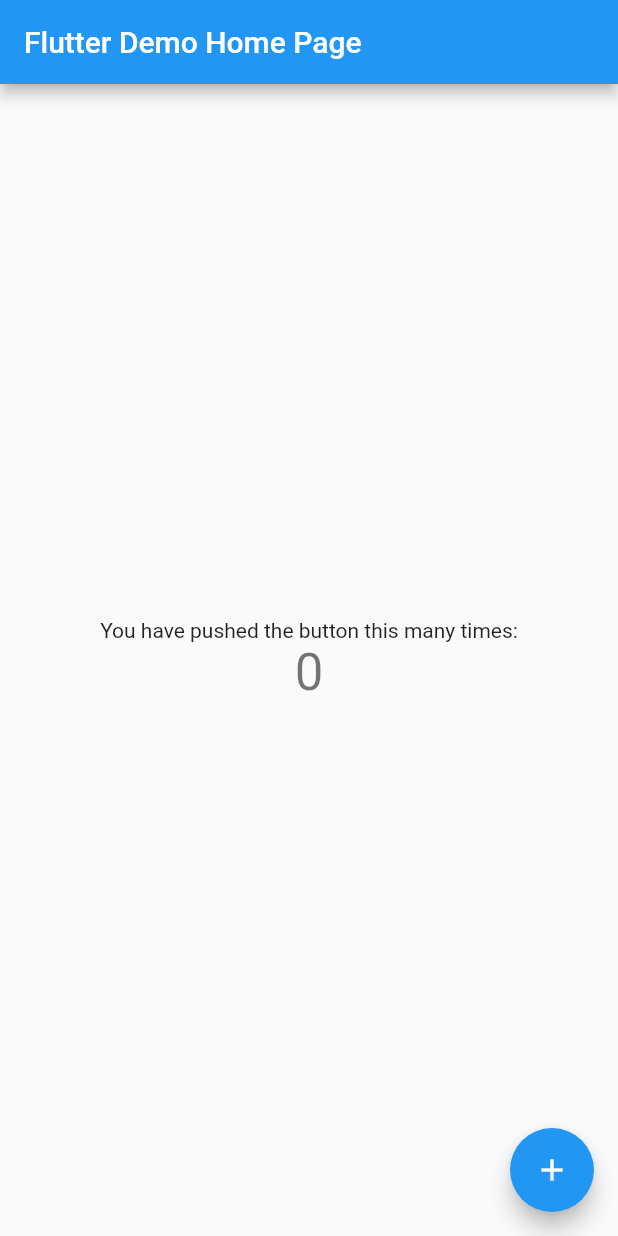
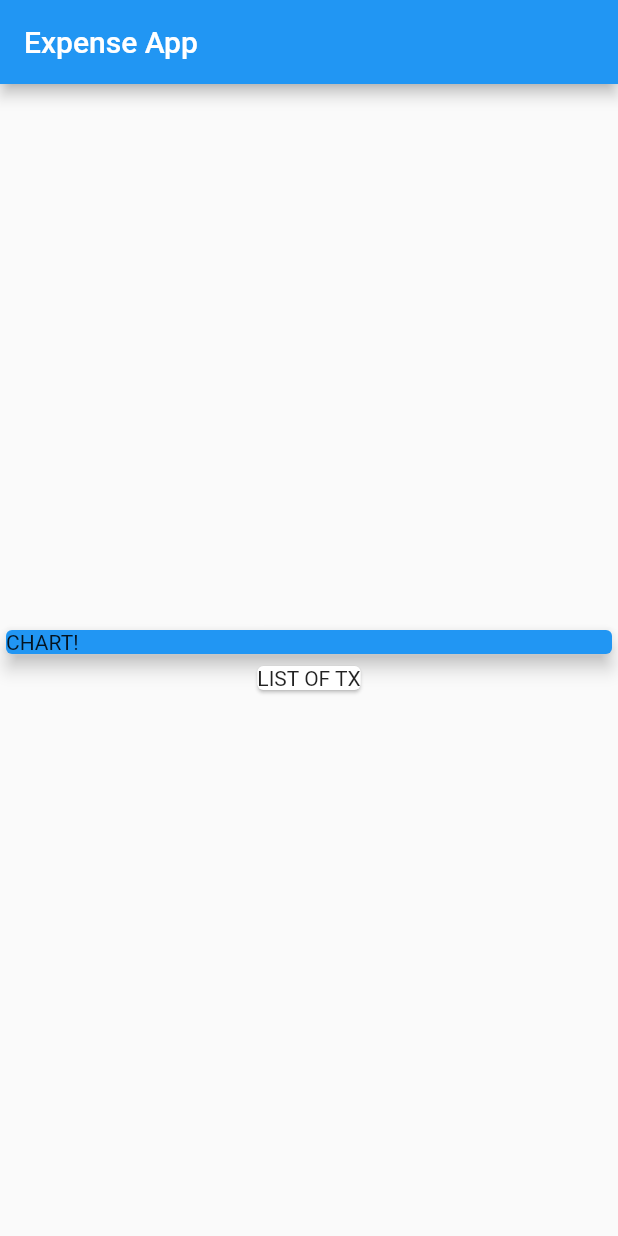
Before and after one commit to terminal-guy/Expense_App, a Flutter app: the screen it shows after launch, on a phone screen of 412 x 824 dp. Run offline on Flutter 3.47's test engine with Material 2 defaults, Android fonts, the phone set to English and light mode, and no system bars.

Commit message:
adding some basic layouting widgets :art:

```diff
--- a/lib/main.dart
+++ b/lib/main.dart
@@ -8,58 +8,36 @@ class MyApp extends StatelessWidget {
   @override
   Widget build(BuildContext context) {
     return MaterialApp(
-      title: 'Flutter Demo',
-      theme: ThemeData(
-        primarySwatch: Colors.blue,
-      ),
-      home: MyHomePage(title: 'Flutter Demo Home Page'),
+      title: 'Flutter App',
+      home: MyHomePage(),
     );
   }
 }
 
-class MyHomePage extends StatefulWidget {
-  MyHomePage({Key key, this.title}) : super(key: key);
-
-  final String title;
-
-  @override
-  _MyHomePageState createState() => _MyHomePageState();
-}
-
-class _MyHomePageState extends State<MyHomePage> {
-  int _counter = 0;
-
-  void _incrementCounter() {
-    setState(() {
-      _counter++;
-    });
-  }
-
+class MyHomePage extends StatelessWidget {
   @override
   Widget build(BuildContext context) {
     return Scaffold(
-      appBar: AppBar(
-        title: Text(widget.title),
-      ),
-      body: Center(
-        child: Column(
+        appBar: AppBar(
+          title: Text('Expense App'),
+        ),
+        body: Column(
           mainAxisAlignment: MainAxisAlignment.center,
-          children: <Widget>[
-            Text(
-              'You have pushed the button this many times:',
+          children: [
+            Container(
+              width: double.infinity,
+              child: Card(
+                color: Colors.blue,
+                child: Text('CHART!'),
+                elevation: 5.0,
+              ),
             ),
-            Text(
-              '$_counter',
-              style: Theme.of(context).textTheme.headline4,
-            ),
+            Card(
+              child: Container(
+                child: Text('LIST OF TX'),
+              ),
+            )
           ],
-        ),
-      ),
-      floatingActionButton: FloatingActionButton(
-        onPressed: _incrementCounter,
-        tooltip: 'Increment',
-        child: Icon(Icons.add),
-      ),
-    );
+        ));
   }
 }
```
